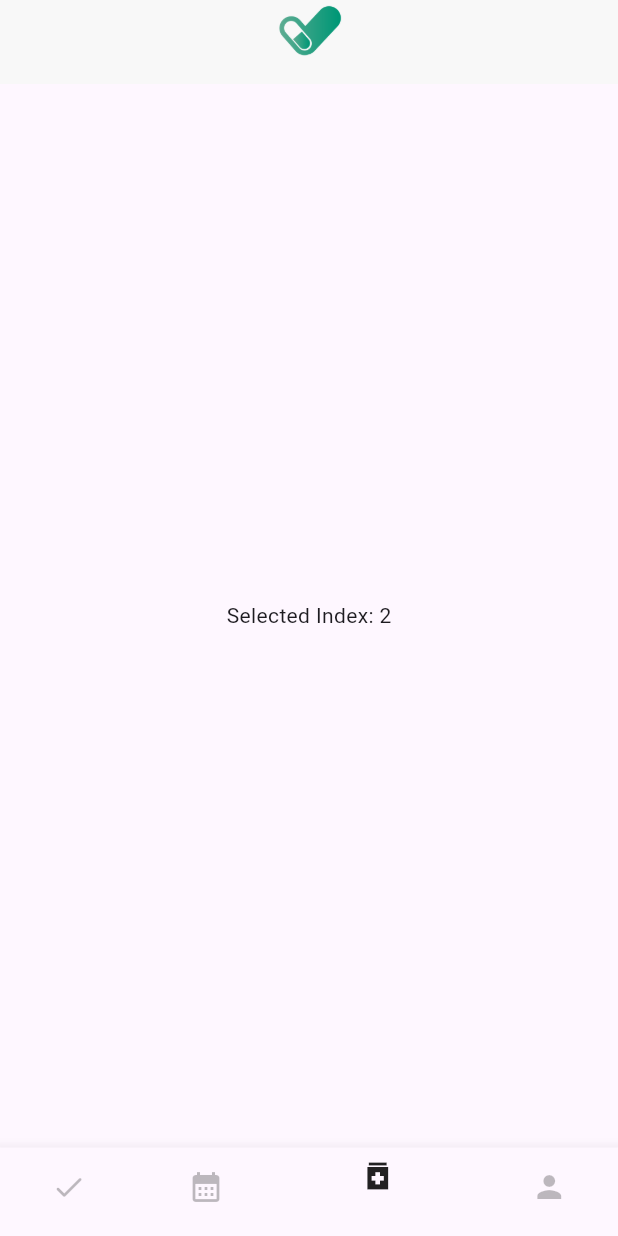
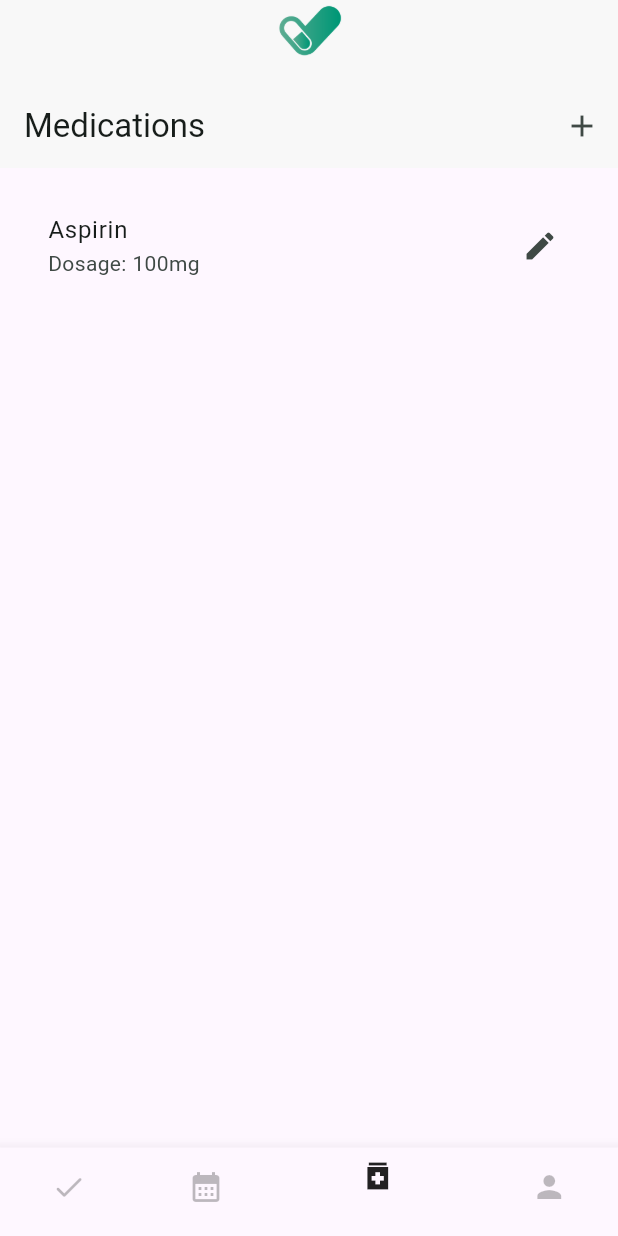
Before and after one commit to Majd-sud/Tadawa-app, a Flutter app: the screen it shows after launch, item 3 of the bottom bar chosen, on a phone screen of 412 x 824 dp. Run offline on Flutter 3.47's test engine with Material 3 defaults, Android fonts, the phone set to English and light mode, and no system bars.

Commit message:
Add basic medication screen structure

```diff
--- a/lib/screens/home_screen.dart
+++ b/lib/screens/home_screen.dart
@@ -1,4 +1,5 @@
 import 'package:flutter/material.dart';
+import 'medication_screen.dart';
 
 class HomeScreen extends StatefulWidget {
   const HomeScreen({super.key});
@@ -11,6 +12,13 @@ class HomeScreen extends StatefulWidget {
 
 class _HomeScreenState extends State<HomeScreen> {
   int _selectedIndex = 0;
+
+  final List<Widget> _screens = [
+    const Center(child: Text('')),
+    const Center(child: Text('Calendar ')),
+    const MedicationScreen(),
+    const Center(child: Text('Profile')),
+  ];
 
   void _onItemTapped(int index) {
     setState(() {
@@ -30,9 +38,7 @@ class _HomeScreenState extends State<HomeScreen> {
           width: 40,
         )),
       ),
-      body: Center(
-        child: Text('Selected Index: $_selectedIndex'),
-      ),
+      body: _screens[_selectedIndex],
       bottomNavigationBar: BottomNavigationBar(
         backgroundColor: Colors.white,
         selectedItemColor: Colors.black87,
--- /dev/null
+++ b/lib/screens/medication_screen.dart
@@ -0,0 +1,27 @@
+import 'package:flutter/material.dart';
+
+class MedicationScreen extends StatelessWidget {
+  const MedicationScreen({super.key});
+
+  @override
+  Widget build(BuildContext context) {
+    return Scaffold(
+      appBar: AppBar(
+        title: const Text('Medications'),
+        backgroundColor: const Color.fromARGB(255, 248, 248, 248),
+        actions: [IconButton(onPressed: () {}, icon: Icon(Icons.add))],
+      ),
+      body: ListView(
+        padding: const EdgeInsets.all(16.0),
+        children: [
+          ListTile(
+            title: const Text('Aspirin'),
+            subtitle: const Text('Dosage: 100mg'),
+            trailing: const Icon(Icons.edit),
+            onTap: () {},
+          ),
+        ],
+      ),
+    );
+  }
+}
```
